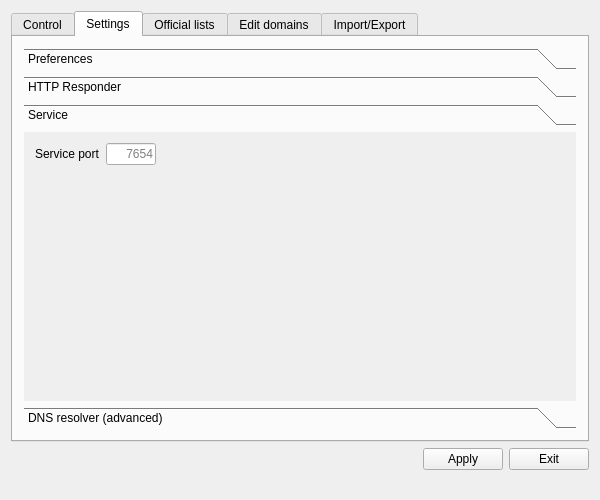
First picture: the form in src/ui/mainwindow.ui, repository mcptr/dbl-ui-qt, before the edit.
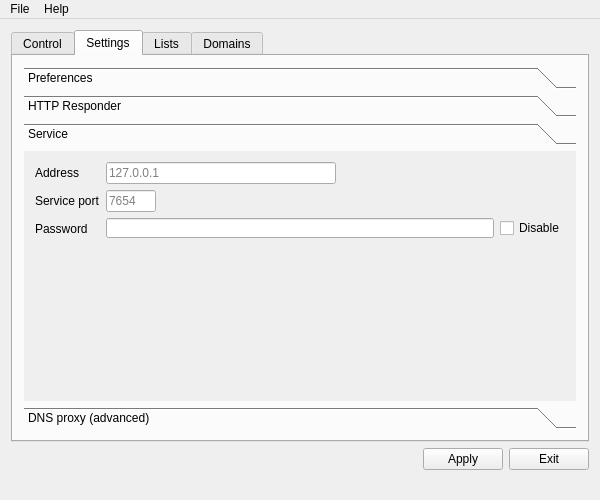
Second picture: the form after the edit. The open tabs and pages were chosen to show the change.

```diff
--- a/src/ui/mainwindow.ui
+++ b/src/ui/mainwindow.ui
@@ -72,7 +72,7 @@
       <property name="minimumSize">
        <size>
         <width>550</width>
-        <height>430</height>
+        <height>400</height>
        </size>
       </property>
       <property name="font">
@@ -563,21 +563,63 @@
            </layout>
           </widget>
           <widget class="QWidget" name="serviceToolbox">
+           <property name="geometry">
+            <rect>
+             <x>0</x>
+             <y>0</y>
+             <width>560</width>
+             <height>237</height>
+            </rect>
+           </property>
            <attribute name="label">
             <string>Service</string>
            </attribute>
-           <layout class="QGridLayout" name="gridLayout_3">
+           <layout class="QGridLayout" name="gridLayout_23">
             <item row="0" column="0">
              <layout class="QFormLayout" name="formLayout_2">
               <item row="0" column="0">
+               <widget class="QLabel" name="label_14">
+                <property name="text">
+                 <string>Address</string>
+                </property>
+               </widget>
+              </item>
+              <item row="0" column="1">
+               <layout class="QGridLayout" name="gridLayout_3">
+                <item row="0" column="0">
+                 <widget class="QLineEdit" name="serviceIPAddress">
+                  <property name="alignment">
+                   <set>Qt::AlignLeading|Qt::AlignLeft|Qt::AlignVCenter</set>
+                  </property>
+                  <property name="placeholderText">
+                   <string>127.0.0.1</string>
+                  </property>
+                 </widget>
+                </item>
+                <item row="0" column="1">
+                 <spacer name="horizontalSpacer_9">
+                  <property name="orientation">
+                   <enum>Qt::Horizontal</enum>
+                  </property>
+                  <property name="sizeHint" stdset="0">
+                   <size>
+                    <width>40</width>
+                    <height>20</height>
+                   </size>
+                  </property>
+                 </spacer>
+                </item>
+               </layout>
+              </item>
+              <item row="1" column="0">
                <widget class="QLabel" name="label">
                 <property name="text">
                  <string>Service port</string>
                 </property>
                </widget>
               </item>
-              <item row="0" column="1">
-               <widget class="QLineEdit" name="lineEdit">
+              <item row="1" column="1">
+               <widget class="QLineEdit" name="servicePort">
                 <property name="maximumSize">
                  <size>
                   <width>50</width>
@@ -591,20 +633,45 @@
                  <string/>
                 </property>
                 <property name="alignment">
-                 <set>Qt::AlignRight|Qt::AlignTrailing|Qt::AlignVCenter</set>
+                 <set>Qt::AlignLeading|Qt::AlignLeft|Qt::AlignVCenter</set>
                 </property>
                 <property name="placeholderText">
                  <string>7654</string>
                 </property>
                </widget>
               </item>
+              <item row="2" column="0">
+               <widget class="QLabel" name="label_17">
+                <property name="text">
+                 <string>Password</string>
+                </property>
+               </widget>
+              </item>
+              <item row="2" column="1">
+               <layout class="QGridLayout" name="gridLayout_22">
+                <item row="0" column="0">
+                 <widget class="QLineEdit" name="servicePassword">
+                  <property name="echoMode">
+                   <enum>QLineEdit::PasswordEchoOnEdit</enum>
+                  </property>
+                 </widget>
+                </item>
+                <item row="0" column="1">
+                 <widget class="QCheckBox" name="disableServicePassword">
+                  <property name="text">
+                   <string>Disable</string>
+                  </property>
+                 </widget>
+                </item>
+               </layout>
+              </item>
              </layout>
             </item>
            </layout>
           </widget>
           <widget class="QWidget" name="dnsResolverToolbox">
            <attribute name="label">
-            <string>DNS resolver (advanced)</string>
+            <string>DNS proxy (advanced)</string>
            </attribute>
            <layout class="QGridLayout" name="gridLayout_21">
             <item row="0" column="0">
@@ -777,66 +844,7 @@
       </widget>
       <widget class="QWidget" name="officialListsTab">
        <attribute name="title">
-        <string>Official lists</string>
-       </attribute>
-       <layout class="QGridLayout" name="gridLayout">
-        <item row="0" column="0">
-         <widget class="QListWidget" name="officialListsList">
-          <property name="selectionMode">
-           <enum>QAbstractItemView::ExtendedSelection</enum>
-          </property>
-          <item>
-           <property name="text">
-            <string>Minimal ad blocking list</string>
-           </property>
-          </item>
-          <item>
-           <property name="text">
-            <string>Standard ad blocking list</string>
-           </property>
-          </item>
-          <item>
-           <property name="text">
-            <string>Extended ad blocking list</string>
-           </property>
-          </item>
-          <item>
-           <property name="text">
-            <string>Polish</string>
-           </property>
-          </item>
-          <item>
-           <property name="text">
-            <string>English</string>
-           </property>
-          </item>
-          <item>
-           <property name="text">
-            <string>German</string>
-           </property>
-          </item>
-          <item>
-           <property name="text">
-            <string>Google block</string>
-           </property>
-          </item>
-          <item>
-           <property name="text">
-            <string>Facebook block</string>
-           </property>
-          </item>
-          <item>
-           <property name="text">
-            <string>Social block</string>
-           </property>
-          </item>
-         </widget>
-        </item>
-       </layout>
-      </widget>
-      <widget class="QWidget" name="manageDomainTab">
-       <attribute name="title">
-        <string>Edit domains</string>
+        <string>Lists</string>
        </attribute>
        <layout class="QGridLayout" name="gridLayout_9">
         <item row="0" column="0">
@@ -932,7 +940,7 @@
       </widget>
       <widget class="QWidget" name="importExportTab">
        <attribute name="title">
-        <string>Import/Export</string>
+        <string>Domains</string>
        </attribute>
        <layout class="QGridLayout" name="gridLayout_17">
         <item row="0" column="0" colspan="2">
@@ -1058,6 +1066,59 @@
     <bool>false</bool>
    </property>
   </widget>
+  <widget class="QMenuBar" name="menuBar">
+   <property name="geometry">
+    <rect>
+     <x>0</x>
+     <y>0</y>
+     <width>600</width>
+     <height>20</height>
+    </rect>
+   </property>
+   <widget class="QMenu" name="menuAbout">
+    <property name="title">
+     <string>Help</string>
+    </property>
+    <addaction name="actionAbout_program"/>
+    <addaction name="actionOpen_project_homepage"/>
+   </widget>
+   <widget class="QMenu" name="menuFile">
+    <property name="title">
+     <string>File</string>
+    </property>
+    <addaction name="actionLoad_configuration"/>
+    <addaction name="actionExport_configuration"/>
+    <addaction name="separator"/>
+    <addaction name="actionExit"/>
+   </widget>
+   <addaction name="menuFile"/>
+   <addaction name="menuAbout"/>
+  </widget>
+  <action name="actionAbout_program">
+   <property name="text">
+    <string>About</string>
+   </property>
+  </action>
+  <action name="actionOpen_project_homepage">
+   <property name="text">
+    <string>Open project homepage</string>
+   </property>
+  </action>
+  <action name="actionLoad_configuration">
+   <property name="text">
+    <string>Load configuration</string>
+   </property>
+  </action>
+  <action name="actionExport_configuration">
+   <property name="text">
+    <string>Export configuration</string>
+   </property>
+  </action>
+  <action name="actionExit">
+   <property name="text">
+    <string>Close</string>
+   </property>
+  </action>
  </widget>
  <layoutdefault spacing="6" margin="11"/>
  <resources/>
```
Left out of the diff: 445 changed lines with no effect on the pictures.
